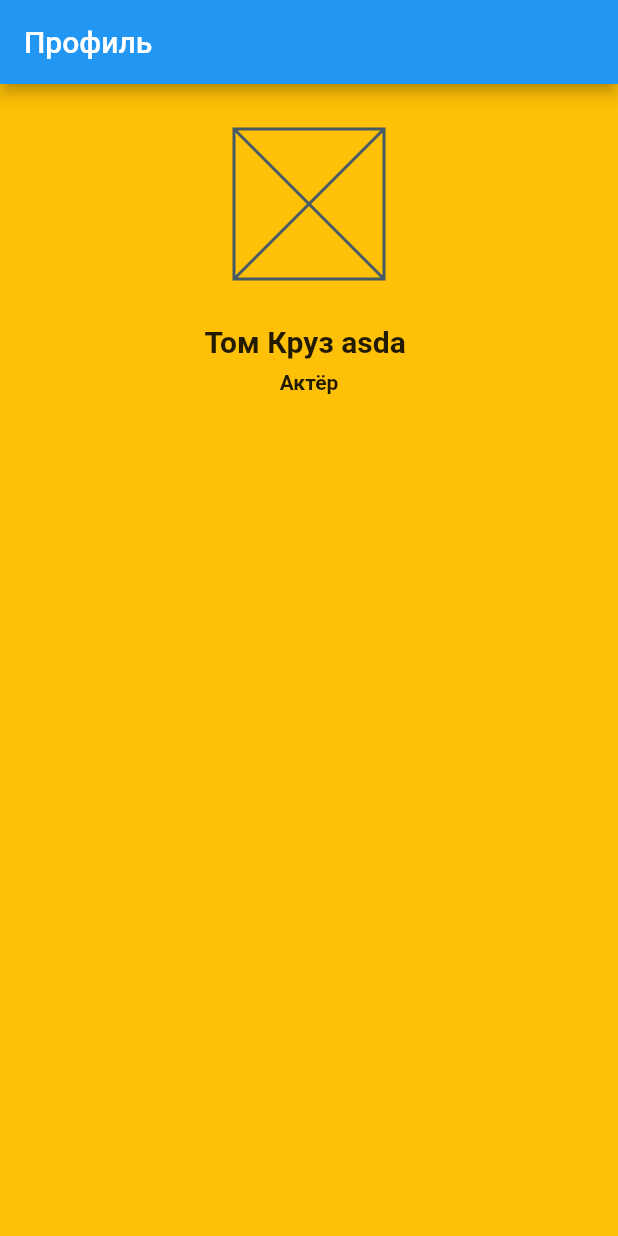
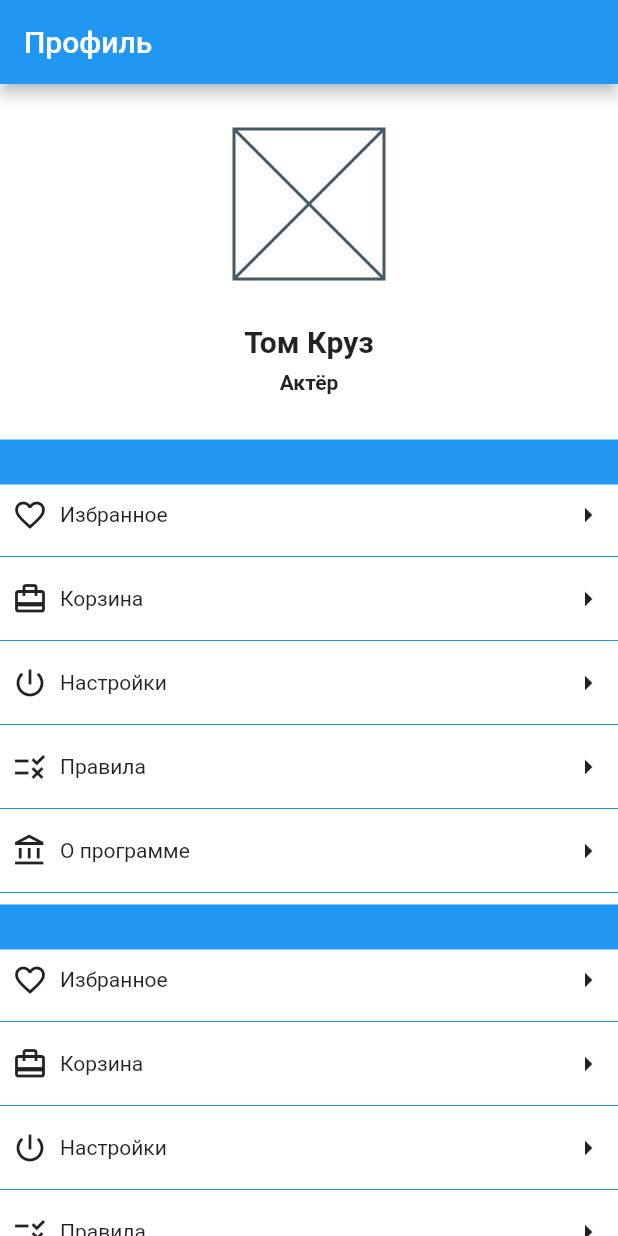
Before and after one commit to SuleymanovTat/flutterApp, a Flutter app: the screen it shows after launch, on a phone screen of 412 x 824 dp. Run offline on Flutter 3.47's test engine with Material 2 defaults, Android fonts, the light colour scheme and no system bars.

Commit message:
fixed profile

```diff
--- a/lib/widget/profile.dart
+++ b/lib/widget/profile.dart
@@ -10,32 +10,63 @@ class ProfileApp extends StatelessWidget {
         appBar: AppBar(title: const Text("Профиль")),
         body: Container(
           width: double.infinity,
-          color: Colors.amber,
+          color: Colors.white,
           child: Column(
-            children: const [
-              SizedBox(height: 30),
-              SizedBox(
+            children: [
+              const SizedBox(height: 30),
+              const SizedBox(
                 width: 100,
                 height: 100,
                 child: Placeholder(),
               ),
-              SizedBox(height: 30),
-              Text(
-                "Том Круз asda\nasdasdasdasds",
+              const SizedBox(height: 30),
+              const Text(
+                "Том Круз",
                 maxLines: 1,
                 overflow: TextOverflow.ellipsis,
                 softWrap: false,
                 style: TextStyle(fontSize: 20, fontWeight: FontWeight.bold),
               ),
-              SizedBox(height: 8),
-              Text(
+              const SizedBox(height: 8),
+              const Text(
                 "Актёр",
                 style: TextStyle(fontWeight: FontWeight.bold),
-              )
+              ),
+              const SizedBox(height: 30),
+              Container(height: 30, color: Colors.blue),
+              buildRow(Icons.favorite_border, "Избранное"),
+              buildRow(Icons.card_travel, "Корзина"),
+              buildRow(Icons.power_settings_new_outlined, "Настройки"),
+              buildRow(Icons.rule, "Правила"),
+              buildRow(Icons.account_balance_outlined, "О программе"),
+              Container(height: 30, color: Colors.blue),
+              buildRow(Icons.favorite_border, "Избранное"),
+              buildRow(Icons.card_travel, "Корзина"),
+              buildRow(Icons.power_settings_new_outlined, "Настройки"),
+              buildRow(Icons.rule, "Правила"),
+              buildRow(Icons.account_balance_outlined, "О программе"),
             ],
           ),
         ),
       ),
     );
   }
+
+  Column buildRow(IconData iconData, String name) {
+    return Column(children: [
+      Row(
+        children: [
+          Padding(padding: const EdgeInsets.all(8.0), child: Icon(iconData)),
+          Expanded(
+            child: Text(name),
+          ),
+          const Padding(
+              padding: EdgeInsets.all(8.0), child: Icon(Icons.arrow_right)),
+        ],
+      ),
+      const Divider(
+        color: Colors.blue,
+      )
+    ]);
+  }
 }
```
